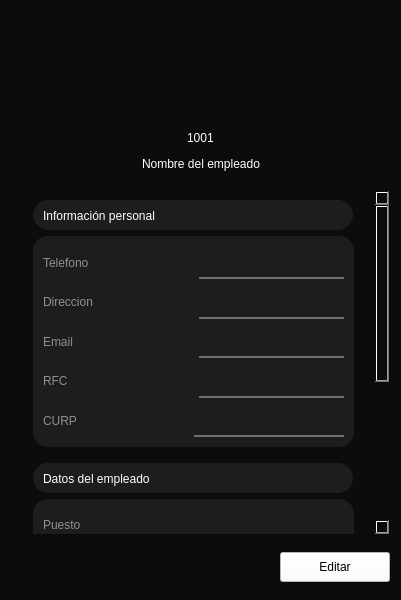
First picture: the form in Restaurante/Administrador/ver_info_usuario.ui, repository camvaz/restaurante-ihc, before the edit.
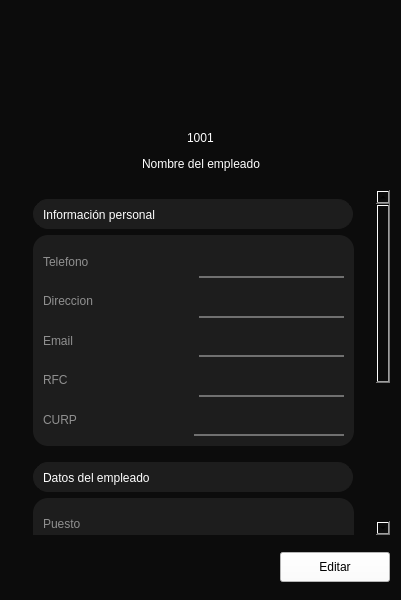
Second picture: the form after the edit. Icons and pictures are not drawn.

Patch:
```diff
--- a/Restaurante/Administrador/ver_info_usuario.ui
+++ b/Restaurante/Administrador/ver_info_usuario.ui
@@ -210,6 +210,9 @@
          <height>345</height>
         </size>
        </property>
+       <property name="styleSheet">
+        <string notr="true">border:none;</string>
+       </property>
        <property name="widgetResizable">
         <bool>true</bool>
        </property>
@@ -217,8 +220,8 @@
         <property name="geometry">
          <rect>
           <x>0</x>
-          <y>-293</y>
-          <width>362</width>
+          <y>0</y>
+          <width>364</width>
           <height>636</height>
          </rect>
         </property>
@@ -805,7 +808,7 @@
                     </widget>
                    </item>
                    <item>
-                    <widget class="QLabel" name="lbl_hr_entrada">
+                    <widget class="QLabel" name="lbl_puesto">
                      <property name="sizePolicy">
                       <sizepolicy hsizetype="Preferred" vsizetype="Preferred">
                        <horstretch>0</horstretch>
```
Left out of the diff: 16 changed lines with no effect on the pictures.
